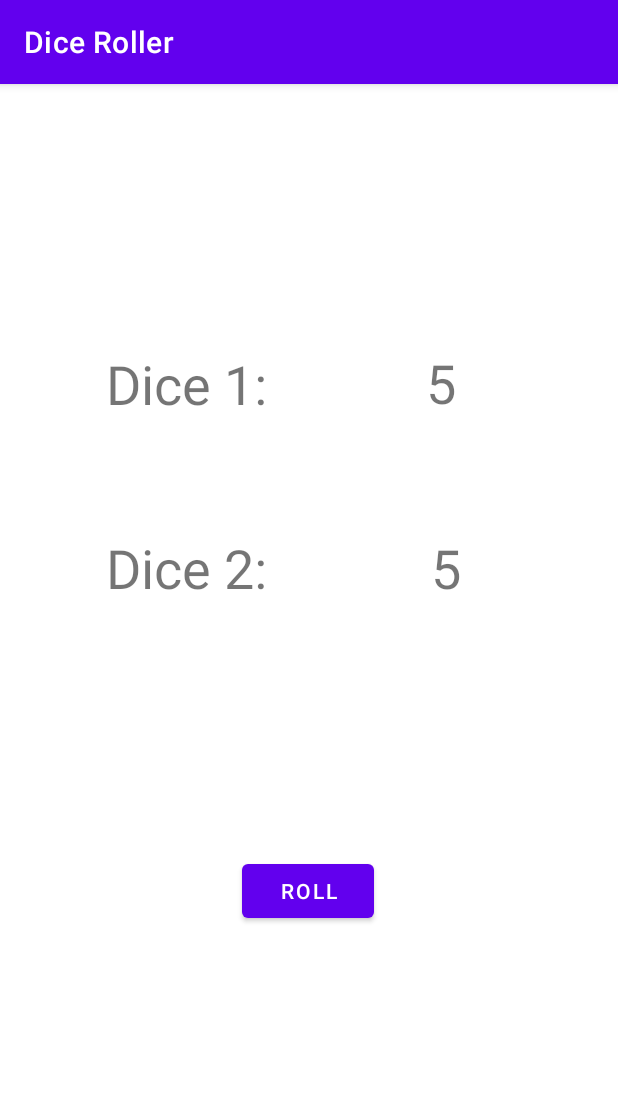
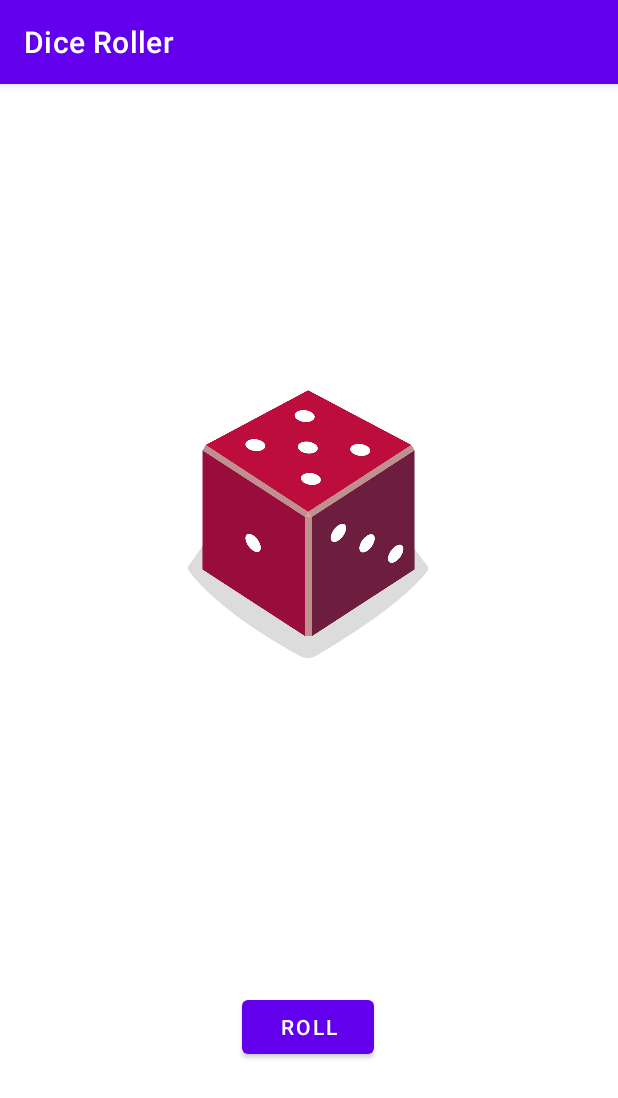
Before and after one commit to aludmila-gdev/DiceRoller, an Android app: the screen it shows after launch (MainActivity), after a tap on "ROLL", on a phone screen of 412 x 824 dp. Shown: the top 1098 px of the screen. Run offline under Robolectric (Android 15) with nearby library versions, the phone set to English and light mode, and no system bars.

Commit message:
@knludi - Add images to the Dice Roller app

```diff
--- a/app/src/main/java/com/example/diceroller/MainActivity.kt
+++ b/app/src/main/java/com/example/diceroller/MainActivity.kt
@@ -2,7 +2,7 @@ package com.example.diceroller
 
 import android.os.Bundle
 import android.widget.Button
-import android.widget.TextView
+import android.widget.ImageView
 import android.widget.Toast
 import androidx.appcompat.app.AppCompatActivity
 
@@ -11,6 +11,7 @@ class MainActivity : AppCompatActivity() {
         super.onCreate(savedInstanceState)
         setContentView(R.layout.activity_main)
         val rollButton: Button = findViewById(R.id.button)
+        rollDice()
 
         rollButton.setOnClickListener {
             rollDice()
@@ -20,18 +21,25 @@ class MainActivity : AppCompatActivity() {
     }
 
     private fun rollDice() {
-        val resultDice1: TextView = findViewById(R.id.textViewResultDice1)
-        val resultDice2: TextView = findViewById(R.id.textViewResultDice2)
-        val dice = Dice(6)
-        resultDice1.text = dice.roll().toString()
-        resultDice2.text = dice.roll().toString()
+        val diceImageView : ImageView = findViewById(R.id.diceImageView)
+        val roll = Dice(6).roll()
+
+        diceImageView.contentDescription = roll.toString()
+
+        when(roll){
+            1 ->  diceImageView.setImageResource(R.drawable.dice_1)
+            2 ->  diceImageView.setImageResource(R.drawable.dice_2)
+            3 ->  diceImageView.setImageResource(R.drawable.dice_3)
+            4 ->  diceImageView.setImageResource(R.drawable.dice_4)
+            5 ->  diceImageView.setImageResource(R.drawable.dice_5)
+            6 ->  diceImageView.setImageResource(R.drawable.dice_6)
+        }
     }
 }
 
 class Dice(private val numSides: Int) {
 
     fun roll(): Int {
-
         return (1..numSides).random()
     }
 }
--- a/app/src/main/res/layout/activity_main.xml
+++ b/app/src/main/res/layout/activity_main.xml
@@ -6,66 +6,30 @@
     android:layout_height="match_parent"
     tools:context=".MainActivity">
 
-    <TextView
-        android:id="@+id/textViewLabelDice1"
-        android:layout_width="wrap_content"
-        android:layout_height="wrap_content"
-        android:text="@string/dice_1"
-        android:textSize="36sp"
-        app:layout_constraintBottom_toBottomOf="parent"
-        app:layout_constraintEnd_toEndOf="parent"
-        app:layout_constraintHorizontal_bias="0.231"
-        app:layout_constraintStart_toStartOf="parent"
-        app:layout_constraintTop_toTopOf="parent"
-        app:layout_constraintVertical_bias="0.244" />
-
-    <TextView
-        android:id="@+id/textViewLabelDice2"
-        android:layout_width="wrap_content"
-        android:layout_height="wrap_content"
-        android:text="@string/dice_2"
-        android:textSize="36sp"
-        app:layout_constraintBottom_toBottomOf="parent"
-        app:layout_constraintEnd_toEndOf="parent"
-        app:layout_constraintHorizontal_bias="0.231"
-        app:layout_constraintStart_toStartOf="parent"
-        app:layout_constraintTop_toTopOf="parent"
-        app:layout_constraintVertical_bias="0.414" />
-
-    <TextView
-        android:id="@+id/textViewResultDice1"
-        android:layout_width="wrap_content"
-        android:layout_height="wrap_content"
-        android:textSize="36sp"
-        app:layout_constraintBottom_toBottomOf="parent"
-        app:layout_constraintEnd_toEndOf="parent"
-        app:layout_constraintHorizontal_bias="0.495"
-        app:layout_constraintStart_toEndOf="@+id/textViewLabelDice1"
-        app:layout_constraintTop_toTopOf="parent"
-        app:layout_constraintVertical_bias="0.243" />
-
-    <TextView
-        android:id="@+id/textViewResultDice2"
-        android:layout_width="wrap_content"
-        android:layout_height="wrap_content"
-        android:textSize="36sp"
-        app:layout_constraintBottom_toBottomOf="parent"
-        app:layout_constraintEnd_toEndOf="parent"
-        app:layout_constraintHorizontal_bias="0.51"
-        app:layout_constraintStart_toEndOf="@+id/textViewLabelDice2"
-        app:layout_constraintTop_toTopOf="parent"
-        app:layout_constraintVertical_bias="0.414" />
-
     <Button
         android:id="@+id/button"
         android:layout_width="wrap_content"
         android:layout_height="wrap_content"
+        android:layout_marginTop="8dp"
         android:text="@string/roll"
         app:layout_constraintBottom_toBottomOf="parent"
         app:layout_constraintEnd_toEndOf="parent"
         app:layout_constraintHorizontal_bias="0.498"
         app:layout_constraintStart_toStartOf="parent"
         app:layout_constraintTop_toTopOf="parent"
-        app:layout_constraintVertical_bias="0.714" />
+        app:layout_constraintVertical_bias="0.838" />
+
+    <ImageView
+        android:id="@+id/diceImageView"
+        android:layout_width="160dp"
+        android:layout_height="200dp"
+        android:contentDescription="@string/dice_image"
+        app:layout_constraintBottom_toBottomOf="parent"
+        app:layout_constraintEnd_toEndOf="parent"
+        app:layout_constraintHorizontal_bias="0.498"
+        app:layout_constraintStart_toStartOf="parent"
+        app:layout_constraintTop_toTopOf="parent"
+        app:layout_constraintVertical_bias="0.34"
+        tools:srcCompat="@drawable/dice_1" />
 
 </androidx.constraintlayout.widget.ConstraintLayout>
--- a/app/src/main/res/values/strings.xml
+++ b/app/src/main/res/values/strings.xml
@@ -3,4 +3,5 @@
     <string name="roll">Roll</string>
     <string name="dice_1">Dice 1:</string>
     <string name="dice_2">Dice 2:</string>
+    <string name="dice_image">Dice Image</string>
 </resources>
```
Also changed, not shown: app/src/main/res/drawable/dice_1.webp (added), app/src/main/res/drawable/dice_2.webp (added), app/src/main/res/drawable/dice_3.webp (added), app/src/main/res/drawable/dice_4.webp (added), app/src/main/res/drawable/dice_5.webp (added), app/src/main/res/drawable/dice_6.webp (added).
